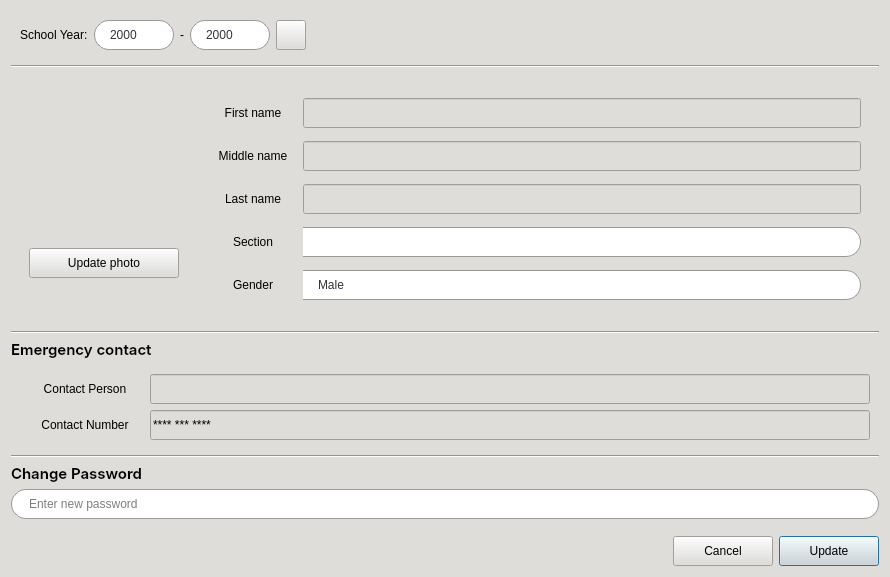
This is CAI_PyQt/CAI_Admin/UI/FormEditStudent.ui in CPG19040/CPG19040 as Qt 5 draws it before an edit. The edited form follows.
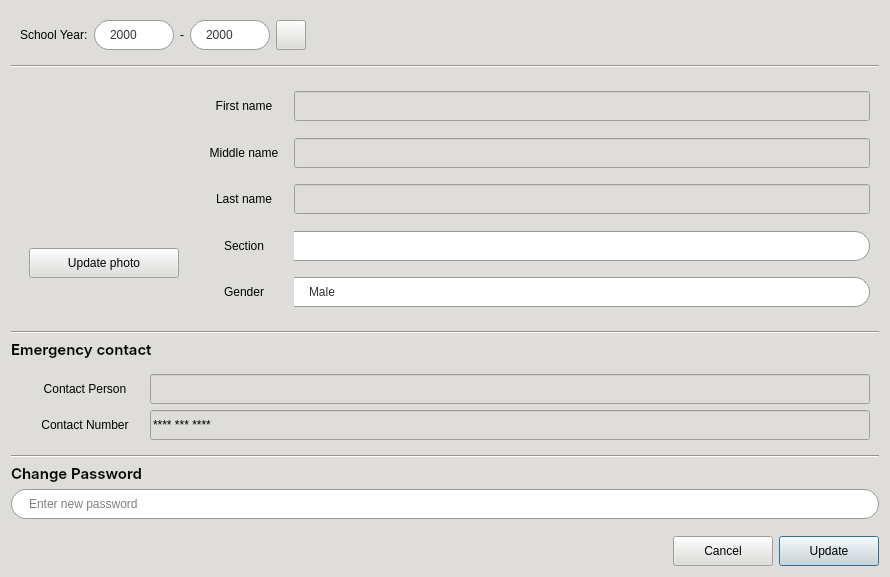
This is the edited form. Icons and pictures are not drawn.

What changed in the file:
```diff
--- a/CAI_PyQt/CAI_Admin/UI/FormEditStudent.ui
+++ b/CAI_PyQt/CAI_Admin/UI/FormEditStudent.ui
@@ -447,6 +447,18 @@
          <property name="spacing">
           <number>0</number>
          </property>
+         <property name="leftMargin">
+          <number>0</number>
+         </property>
+         <property name="topMargin">
+          <number>0</number>
+         </property>
+         <property name="rightMargin">
+          <number>0</number>
+         </property>
+         <property name="bottomMargin">
+          <number>0</number>
+         </property>
          <item>
           <widget class="QWidget" name="widget_4" native="true">
            <property name="class" stdset="0">
```
